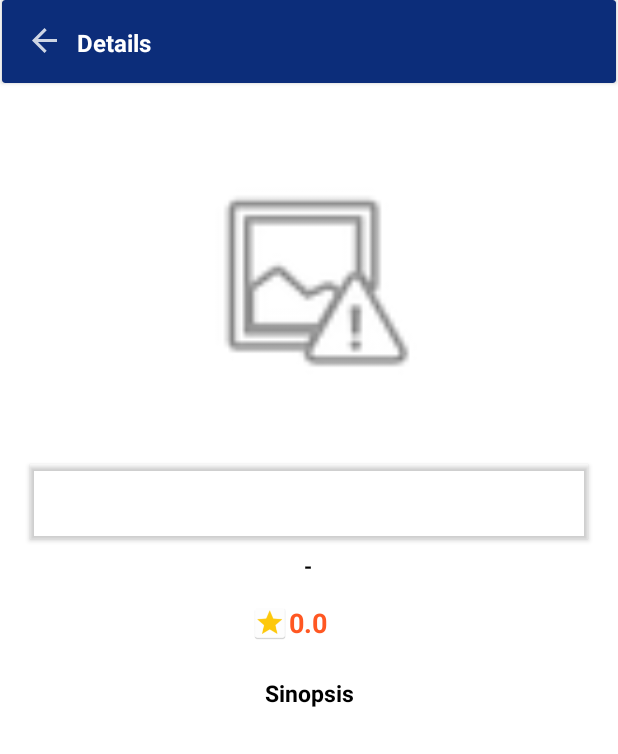
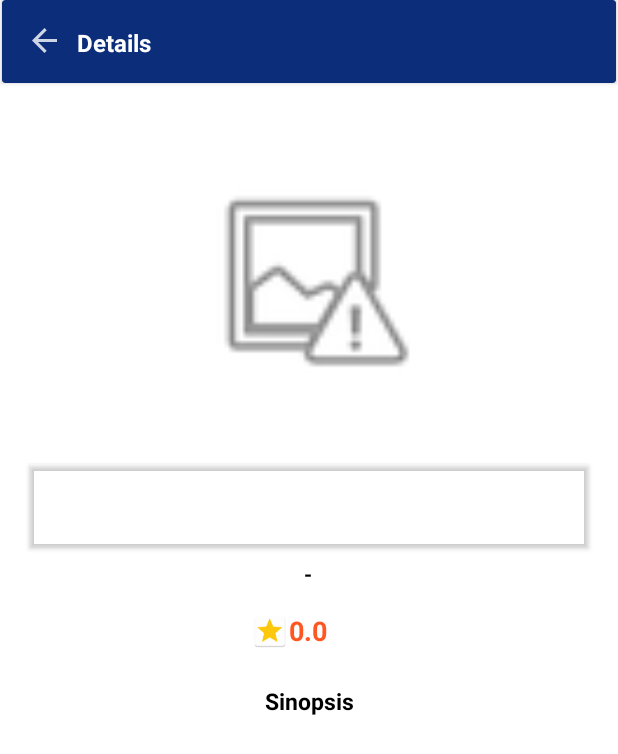
Before and after one commit to michaellchandra/MAD_MVVM_MovieDB, an Android app: the MovieDetailsActivity screen opened directly, with no data from a screen before it, on a phone screen of 412 x 824 dp. Shown: the top 754 px of the screen. Run offline under Robolectric (Android 15) with nearby library versions, the phone set to English and light mode, and no system bars; pictures from the network do not load.

Commit message:
initial commit

```diff
--- a/app/src/main/res/layout/activity_movie_details.xml
+++ b/app/src/main/res/layout/activity_movie_details.xml
@@ -16,18 +16,6 @@
         app:layout_constraintStart_toStartOf="parent"
         app:layout_constraintTop_toBottomOf="@+id/details_cardView_toolbar"
         app:srcCompat="@android:drawable/ic_menu_report_image" />
-
-    <TextView
-        android:id="@+id/details_textView_title"
-        android:layout_width="wrap_content"
-        android:layout_height="wrap_content"
-        android:layout_marginTop="32dp"
-        android:textColor="@color/blue"
-        android:textSize="22dp"
-        android:textStyle="bold"
-        app:layout_constraintEnd_toEndOf="parent"
-        app:layout_constraintStart_toStartOf="parent"
-        app:layout_constraintTop_toBottomOf="@+id/details_imageView" />
 
     <TextView
         android:id="@+id/details_textView_rating"
@@ -68,14 +56,28 @@
     <androidx.cardview.widget.CardView
         android:id="@+id/cardView"
         android:layout_width="match_parent"
-        android:layout_height="50dp"
+        android:layout_height="wrap_content"
         android:layout_marginStart="20dp"
         android:layout_marginTop="22dp"
         android:layout_marginEnd="20dp"
         app:cardBackgroundColor="#00FFFFFF"
         app:layout_constraintEnd_toEndOf="parent"
         app:layout_constraintStart_toStartOf="parent"
-        app:layout_constraintTop_toBottomOf="@+id/details_imageView" />
+        app:layout_constraintTop_toBottomOf="@+id/details_imageView">
+
+        <TextView
+            android:id="@+id/details_textView_title"
+            android:layout_width="340dp"
+            android:layout_height="wrap_content"
+            android:layout_marginLeft="12dp"
+            android:layout_marginTop="15dp"
+            android:layout_marginRight="15dp"
+            android:layout_marginBottom="15dp"
+            android:textAlignment="center"
+            android:textColor="@color/blue"
+            android:textSize="18dp"
+            android:textStyle="bold" />
+    </androidx.cardview.widget.CardView>
 
     <TextView
         android:id="@+id/details_textView_sinopsis"
--- a/app/src/main/res/layout/card_now_playing.xml
+++ b/app/src/main/res/layout/card_now_playing.xml
@@ -41,7 +41,7 @@
             <TextView
                 android:id="@+id/lbl_title_card_nowplaying"
                 android:layout_width="210dp"
-                android:layout_height="35dp"
+                android:layout_height="wrap_content"
                 android:layout_marginStart="8dp"
                 android:layout_marginTop="24dp"
                 android:maxLines="1"
```
